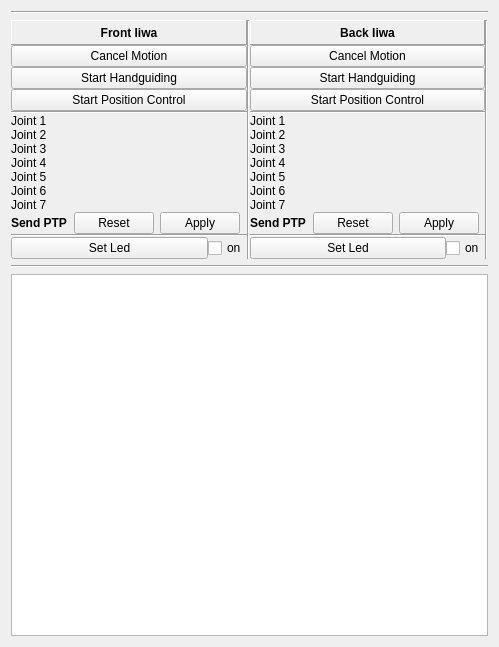
This is iiwas_rqt/resource/IiwasManager.ui in PuzeLiu/iiwas_core as Qt 5 draws it before an edit. The edited form follows.
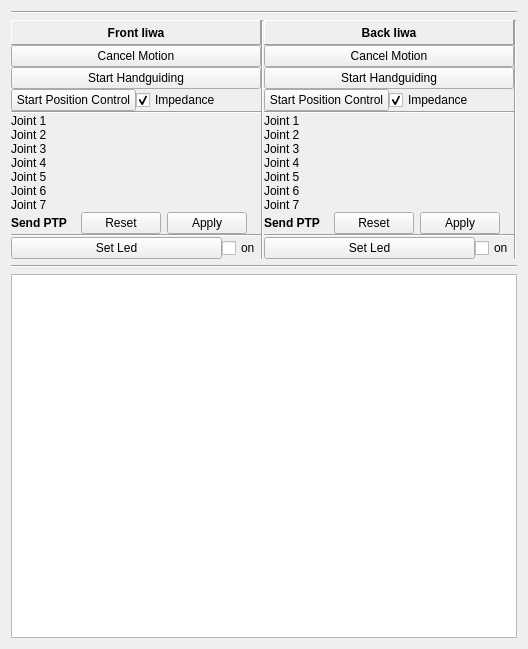
This is the edited form. Custom widgets are drawn as their Qt base class.

Commit message:
Added control mode selector for iiwas_rqt
- added checkbox to select between impedance control mode or position
control mode

Patch:
```diff
--- a/iiwas_rqt/resource/IiwasManager.ui
+++ b/iiwas_rqt/resource/IiwasManager.ui
@@ -6,8 +6,8 @@
    <rect>
     <x>0</x>
     <y>0</y>
-    <width>499</width>
-    <height>647</height>
+    <width>528</width>
+    <height>649</height>
    </rect>
   </property>
   <property name="sizePolicy">
@@ -98,6 +98,8 @@
         </widget>
        </item>
        <item>
+        <layout class="QHBoxLayout" name="horizontalLayout_5">
+         <item>
         <widget class="QPushButton" name="position_f">
          <property name="text">
           <string>Start Position Control</string>
@@ -105,6 +107,18 @@
         </widget>
        </item>
        <item>
+          <widget class="QCheckBox" name="impedance_f">
+           <property name="text">
+            <string>Impedance</string>
+           </property>
+           <property name="checked">
+            <bool>true</bool>
+           </property>
+          </widget>
+         </item>
+        </layout>
+       </item>
+       <item>
         <widget class="Line" name="line_3">
          <property name="orientation">
           <enum>Qt::Horizontal</enum>
@@ -351,6 +365,8 @@
         </widget>
        </item>
        <item>
+        <layout class="QHBoxLayout" name="horizontalLayout_6">
+         <item>
         <widget class="QPushButton" name="position_b">
          <property name="minimumSize">
           <size>
@@ -364,6 +380,18 @@
         </widget>
        </item>
        <item>
+          <widget class="QCheckBox" name="impedance_b">
+           <property name="text">
+            <string>Impedance</string>
+           </property>
+           <property name="checked">
+            <bool>true</bool>
+           </property>
+          </widget>
+         </item>
+        </layout>
+       </item>
+       <item>
         <widget class="Line" name="line_5">
          <property name="orientation">
           <enum>Qt::Horizontal</enum>
@@ -571,7 +599,7 @@
    <item>
     <widget class="QTextBrowser" name="textBrowser">
      <property name="sizePolicy">
-      <sizepolicy hsizetype="MinimumExpanding" vsizetype="Expanding">
+      <sizepolicy hsizetype="MinimumExpanding" vsizetype="MinimumExpanding">
        <horstretch>0</horstretch>
        <verstretch>0</verstretch>
       </sizepolicy>
```
Lines whose indentation alone changed are shown as unchanged. The commit also changes 2 other files.
